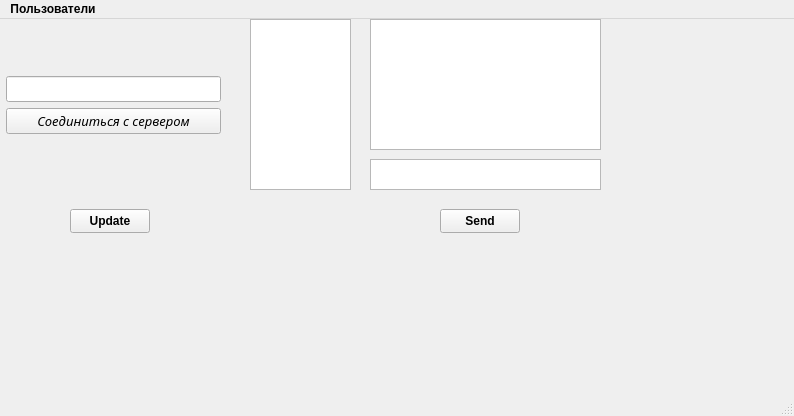
VladZg/Network_Battleship_2vs1, file client/mainwindow.ui: the form before one commit.
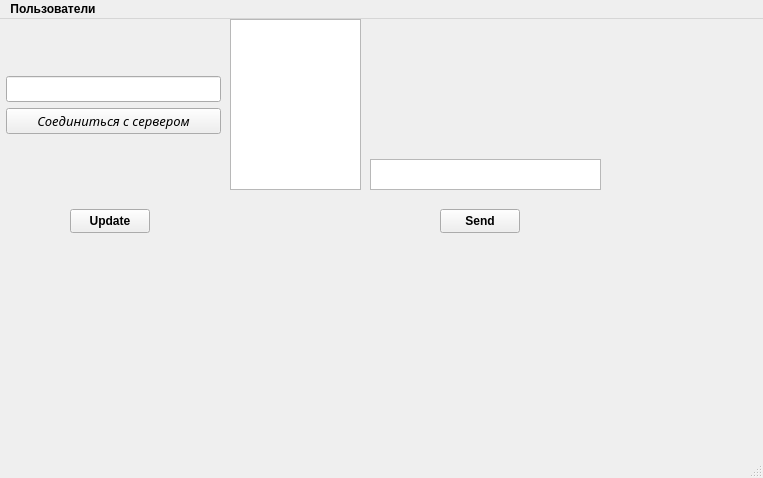
The form after the commit.

Commit message: prototype of chats implemeted, clients communicate through common chat yet

```diff
--- a/client/mainwindow.ui
+++ b/client/mainwindow.ui
@@ -6,8 +6,8 @@
    <rect>
     <x>0</x>
     <y>0</y>
-    <width>794</width>
-    <height>416</height>
+    <width>763</width>
+    <height>478</height>
    </rect>
   </property>
   <property name="font">
@@ -95,26 +95,6 @@
      <string>Update</string>
     </property>
    </widget>
-   <widget class="QListWidget" name="messageRecieversOptionList">
-    <property name="geometry">
-     <rect>
-      <x>250</x>
-      <y>0</y>
-      <width>101</width>
-      <height>171</height>
-     </rect>
-    </property>
-   </widget>
-   <widget class="QTextBrowser" name="messager">
-    <property name="geometry">
-     <rect>
-      <x>370</x>
-      <y>0</y>
-      <width>231</width>
-      <height>131</height>
-     </rect>
-    </property>
-   </widget>
    <widget class="QPushButton" name="sendMessageButton">
     <property name="geometry">
      <rect>
@@ -138,13 +118,43 @@
      </rect>
     </property>
    </widget>
+   <widget class="QWidget" name="messageRecieversOptionsListWidget" native="true">
+    <property name="geometry">
+     <rect>
+      <x>230</x>
+      <y>0</y>
+      <width>131</width>
+      <height>171</height>
+     </rect>
+    </property>
+    <widget class="QListWidget" name="messageRecieversOptionList">
+     <property name="geometry">
+      <rect>
+       <x>0</x>
+       <y>0</y>
+       <width>131</width>
+       <height>171</height>
+      </rect>
+     </property>
+    </widget>
+   </widget>
+   <widget class="QWidget" name="chatWidget" native="true">
+    <property name="geometry">
+     <rect>
+      <x>370</x>
+      <y>0</y>
+      <width>231</width>
+      <height>131</height>
+     </rect>
+    </property>
+   </widget>
   </widget>
   <widget class="QMenuBar" name="menubar">
    <property name="geometry">
     <rect>
      <x>0</x>
      <y>0</y>
-     <width>794</width>
+     <width>763</width>
      <height>21</height>
     </rect>
    </property>
```
The commit also changes 3 other files.
